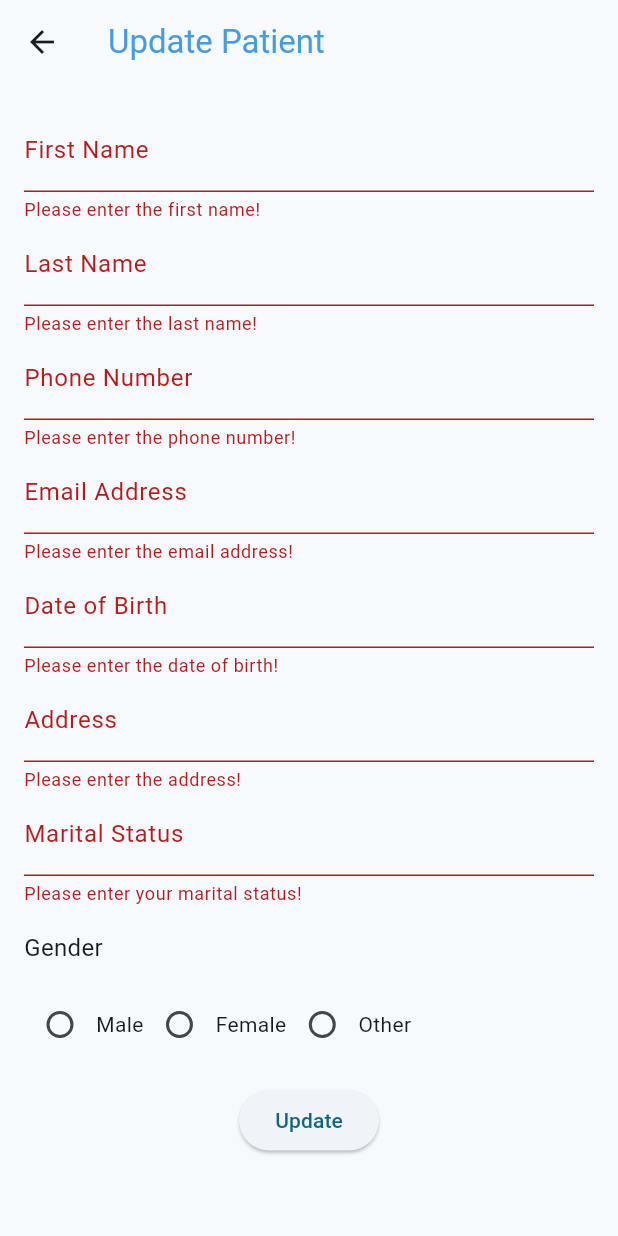
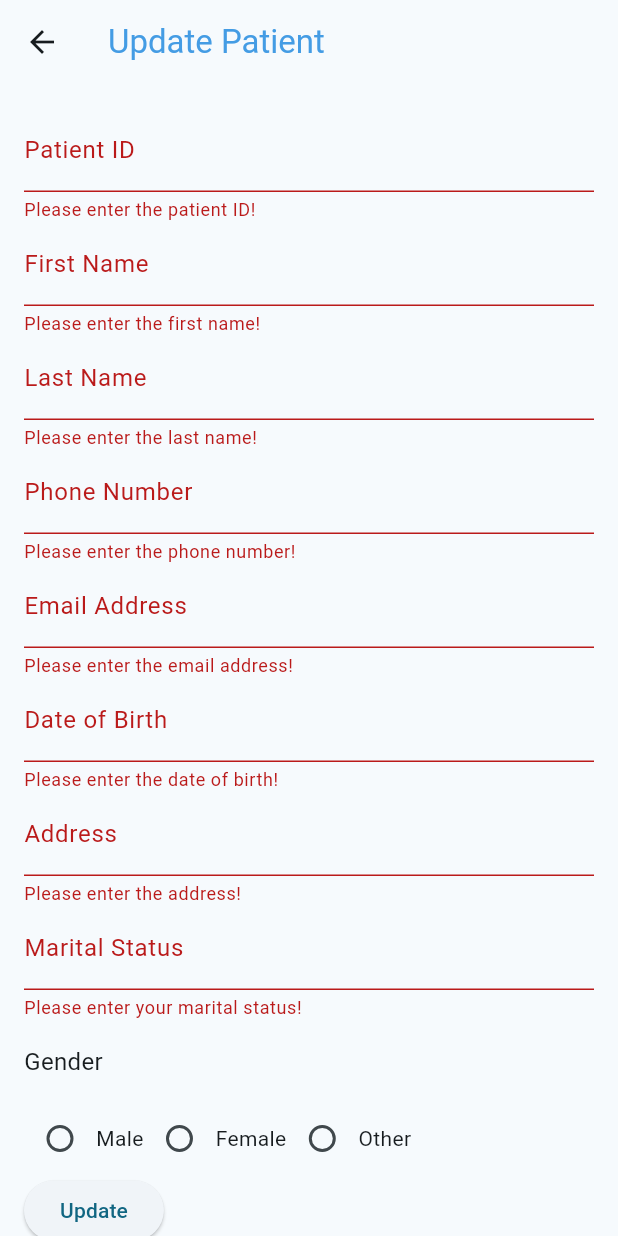
Before and after one commit to ankitgurung17/patient_data_mobile_app_milestone2, a Flutter app: the UpdatePatientData screen opened directly, after a tap on "Update", on a phone screen of 412 x 824 dp. Run offline on Flutter 3.47's test engine with Material 3 defaults, Android fonts, the phone set to English and light mode, and no system bars; network calls fail.

Commit message:
Some web service change in patient and clinical data screens

```diff
--- a/lib/screens/newPatientData.dart
+++ b/lib/screens/newPatientData.dart
@@ -27,8 +27,8 @@ class _NewpatientDataState extends State<NewpatientData> {
 
   final List<String> genderOptions = ['Male', 'Female', 'Other'];
 
-  //final String apiUrl = 'http://localhost:3000/patients';
-  final String apiUrl = 'http://127.0.0.1:3000/patients';
+  final String apiUrl = 'http://localhost:3000/patients';
+  //final String apiUrl = 'http://127.0.0.1:3000/patients';
 
   @override
   Widget build(BuildContext context) {
--- a/lib/screens/updateClinicalData.dart
+++ b/lib/screens/updateClinicalData.dart
@@ -38,8 +38,8 @@ class _NewPatientDataState extends State<UpdateClinicalData> {
       'heartbeatRate': _patient.heartbeatRate,
     };
 
-    final String apiUrl =
-        'https://customer-care-api-hf68.onrender.com/patients/${_patient.patientID}/tests';
+    const String apiUrl = 'http://localhost:3000/patients/6602216b19457ef51270c029/tests';
+
 
     try {
       final response = await http.put(
--- a/lib/screens/updatepatientData.dart
+++ b/lib/screens/updatepatientData.dart
@@ -1,11 +1,14 @@
 import 'package:flutter/material.dart';
+import 'package:http/http.dart' as http;
+import 'dart:convert';
 
 class Patient {
+  String id = '';
   String firstName = '';
   String lastName = '';
   String phoneNumber = '';
   String emailAddress = '';
-  DateTime? dateOfBirth;
+  String dateOfBirth = '';
   String address = '';
   String marital = '';
   String gender = '';
@@ -21,8 +24,8 @@ class UpdatePatientData extends StatefulWidget {
 class _UpdatePatientDataState extends State<UpdatePatientData> {
   final _formKey = GlobalKey<FormState>();
   final Patient _patient = Patient();
-
   final List<String> genderOptions = ['Male', 'Female', 'Other'];
+  final String apiUrl = 'http://localhost:3000/patients';
 
   @override
   Widget build(BuildContext context) {
@@ -34,7 +37,6 @@ class _UpdatePatientDataState extends State<UpdatePatientData> {
         ),
       ),
       body: SingleChildScrollView(
-        child: Center(
         child: Padding(
           padding: const EdgeInsets.all(16.0),
           child: Form(
@@ -42,6 +44,18 @@ class _UpdatePatientDataState extends State<UpdatePatientData> {
             child: Column(
               crossAxisAlignment: CrossAxisAlignment.start,
               children: <Widget>[
+                TextFormField(
+                  decoration: const InputDecoration(labelText: 'Patient ID'),
+                  validator: (value) {
+                    if (value == null || value.isEmpty) {
+                      return 'Please enter the patient ID!';
+                    }
+                    return null;
+                  },
+                  onSaved: (value) {
+                    _patient.id = value!;
+                  },
+                ),
                 TextFormField(
                   decoration: const InputDecoration(labelText: 'First Name'),
                   validator: (value) {
@@ -99,7 +113,7 @@ class _UpdatePatientDataState extends State<UpdatePatientData> {
                     return null;
                   },
                   onSaved: (value) {
-                    _patient.dateOfBirth = DateTime.parse(value!);
+                    _patient.dateOfBirth = value!;
                   },
                 ),
                 TextFormField(
@@ -115,8 +129,7 @@ class _UpdatePatientDataState extends State<UpdatePatientData> {
                   },
                 ),
                 TextFormField(
-                  decoration:
-                      const InputDecoration(labelText: 'Marital Status'),
+                  decoration: const InputDecoration(labelText: 'Marital Status'),
                   validator: (value) {
                     if (value == null || value.isEmpty) {
                       return 'Please enter your marital status!';
@@ -155,33 +168,51 @@ class _UpdatePatientDataState extends State<UpdatePatientData> {
                       .toList(),
                 ),
 
-                  Padding(
-                    padding: const EdgeInsets.symmetric(vertical: 16.0),
-                    child: Center(
-                      child: ElevatedButton(
+                ElevatedButton(
                   onPressed: () {
                     if (_formKey.currentState!.validate()) {
                       _formKey.currentState!.save();
-                            print(_patient.firstName);
-                            print(_patient.lastName);
-                            print(_patient.phoneNumber);
-                            print(_patient.emailAddress);
-                            print(_patient.dateOfBirth);
-                            print(_patient.address);
-                            print(_patient.marital);
-                            print(_patient.gender);
+                      _updatePatient();
                     }
                   },
                   child: const Text('Update'),
-                      ),
-                    ),
                 ),
               ],
             ),
           ),
         ),
       ),
-      ),
     );
   }
+
+  Future<void> _updatePatient() async {
+    try {
+      final response = await http.put(
+        Uri.parse('$apiUrl/${_patient.id}'),
+        headers: <String, String>{
+          'Content-Type': 'application/json; charset=UTF-8',
+        },
+        body: jsonEncode(<String, dynamic>{
+          'firstName': _patient.firstName,
+          'lastName': _patient.lastName,
+          'phoneNumber': _patient.phoneNumber,
+          'emailAddress': _patient.emailAddress,
+          'dateOfBirth': _patient.dateOfBirth,
+          'address': _patient.address,
+          'marital': _patient.marital,
+          'gender': _patient.gender,
+        }),
+      );
+
+      if (response.statusCode == 200) {
+        final responseData = jsonDecode(response.body);
+        print(responseData);
+        print('Patient updated successfully');
+      } else {
+        throw Exception('Failed to update patient: ${response.statusCode}');
       }
+    } catch (e) {
+      print('Exception occurred: $e');
+    }
+  }
+}
```
Also changed, not shown: lib/screens/viewClinicalData.dart (+23 -7 lines). Lines whose indentation alone changed are shown as unchanged.
